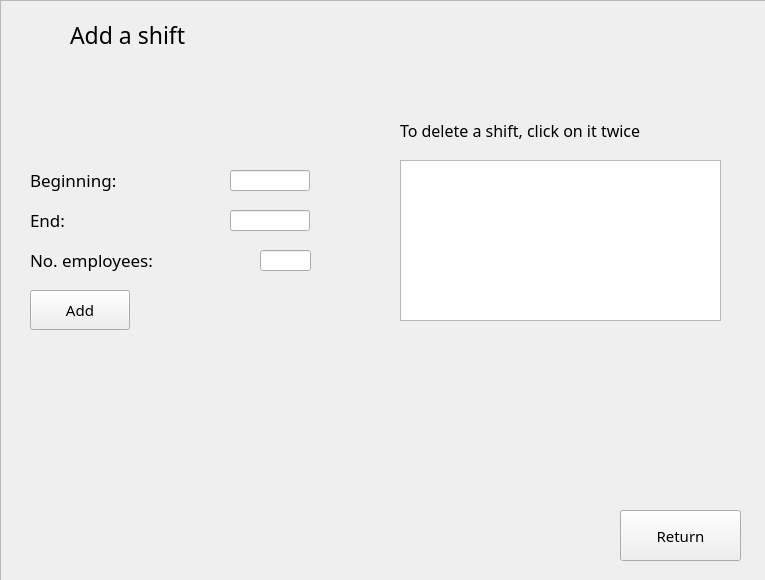
This is Comcalen/ManageShift.ui in Rolkarolka/Comcalen as Qt 5 draws it before an edit. The edited form follows.
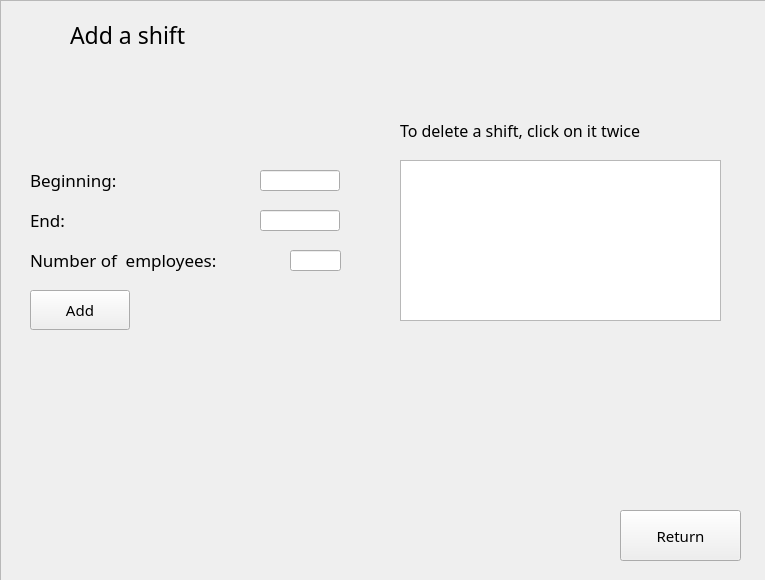
This is the edited form. Icons and pictures are not drawn.

Patch:
```diff
--- a/Comcalen/ManageShift.ui
+++ b/Comcalen/ManageShift.ui
@@ -129,7 +129,7 @@
      <rect>
       <x>30</x>
       <y>240</y>
-      <width>221</width>
+      <width>251</width>
       <height>40</height>
      </rect>
     </property>
@@ -143,13 +143,13 @@
      <string notr="true">background:transparent;</string>
     </property>
     <property name="text">
-     <string>No. employees:</string>
+     <string>Number of  employees:</string>
     </property>
    </widget>
    <widget class="QLineEdit" name="begin_add">
     <property name="geometry">
      <rect>
-      <x>230</x>
+      <x>260</x>
       <y>170</y>
       <width>80</width>
       <height>21</height>
@@ -165,7 +165,7 @@
    <widget class="QLineEdit" name="end_add">
     <property name="geometry">
      <rect>
-      <x>230</x>
+      <x>260</x>
       <y>210</y>
       <width>80</width>
       <height>21</height>
@@ -181,7 +181,7 @@
    <widget class="QLineEdit" name="no_employees">
     <property name="geometry">
      <rect>
-      <x>260</x>
+      <x>290</x>
       <y>250</y>
       <width>51</width>
       <height>21</height>
```
